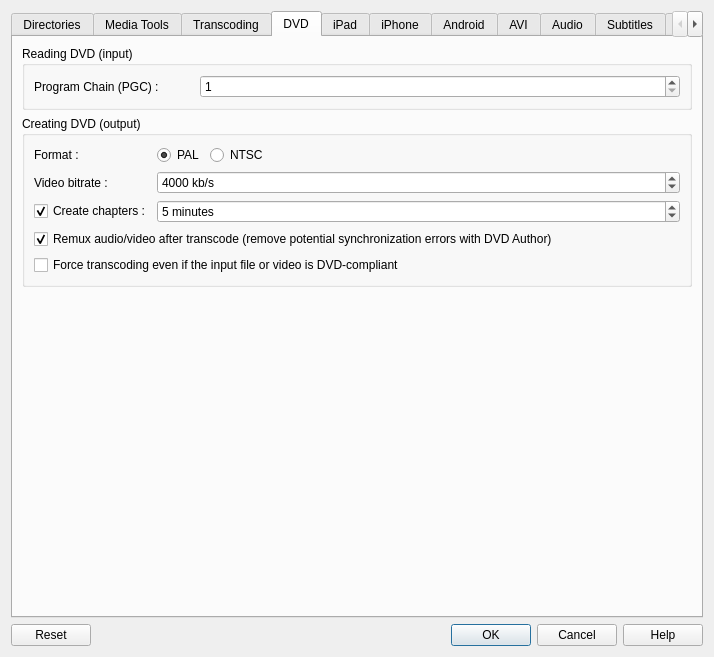
Above: src/QtlMovie/QtlMovieEditSettings.ui from qtlmovie/qtlmovie before the change. Below: the same form after it.
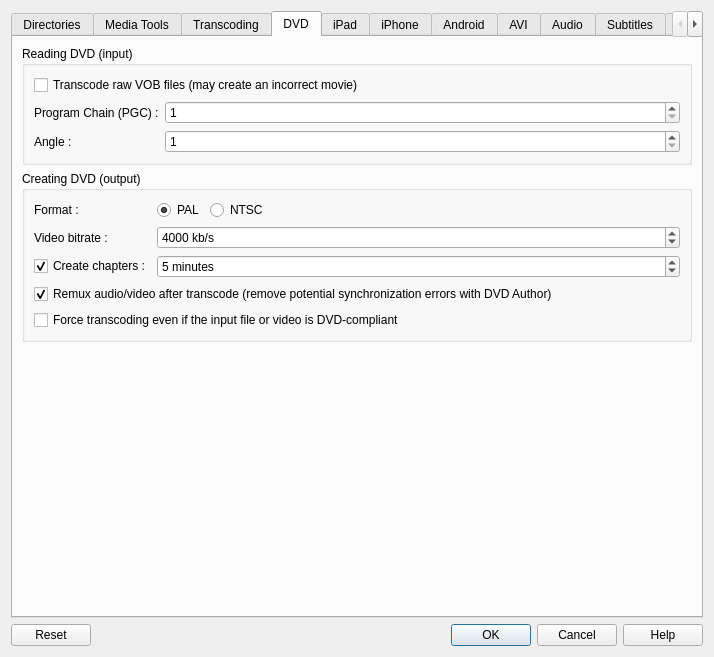
That is the form after the change. The open tabs and pages were chosen to show the change. Icons and pictures are not drawn. Custom widgets are drawn as their Qt base class.

Commit message: More latent support for DVD PGC and angle selection.

```diff
--- a/src/QtlMovie/QtlMovieEditSettings.ui
+++ b/src/QtlMovie/QtlMovieEditSettings.ui
@@ -538,24 +538,31 @@
       <layout class="QVBoxLayout" name="layoutDvdTab">
        <item>
         <widget class="QGroupBox" name="boxReadingDvd">
+         <property name="sizePolicy">
+          <sizepolicy hsizetype="Preferred" vsizetype="Preferred">
+           <horstretch>0</horstretch>
+           <verstretch>0</verstretch>
+          </sizepolicy>
+         </property>
          <property name="title">
           <string>Reading DVD (input)</string>
          </property>
          <layout class="QGridLayout" name="layoutDvdInput">
-          <item row="0" column="0">
+          <item row="0" column="0" colspan="2">
+           <widget class="QCheckBox" name="checkTranscodeRawVob">
+            <property name="text">
+             <string>Transcode raw VOB files (may create an incorrect movie)</string>
+            </property>
+           </widget>
+          </item>
+          <item row="1" column="0">
            <widget class="QLabel" name="labelDvdProgramChain">
-            <property name="sizePolicy">
-             <sizepolicy hsizetype="Minimum" vsizetype="Preferred">
-              <horstretch>0</horstretch>
-              <verstretch>0</verstretch>
-             </sizepolicy>
-            </property>
             <property name="text">
              <string>Program Chain (PGC) :</string>
             </property>
            </widget>
           </item>
-          <item row="0" column="1" colspan="3">
+          <item row="1" column="1">
            <widget class="QSpinBox" name="spinDvdProgramChain">
             <property name="sizePolicy">
              <sizepolicy hsizetype="Expanding" vsizetype="Fixed">
@@ -577,6 +584,29 @@
             </property>
            </widget>
           </item>
+          <item row="2" column="0">
+           <widget class="QLabel" name="labelDvdAngle">
+            <property name="text">
+             <string>Angle :</string>
+            </property>
+           </widget>
+          </item>
+          <item row="2" column="1">
+           <widget class="QSpinBox" name="spinDvdAngle">
+            <property name="sizePolicy">
+             <sizepolicy hsizetype="Expanding" vsizetype="Fixed">
+              <horstretch>0</horstretch>
+              <verstretch>0</verstretch>
+             </sizepolicy>
+            </property>
+            <property name="minimum">
+             <number>1</number>
+            </property>
+            <property name="maximum">
+             <number>256</number>
+            </property>
+           </widget>
+          </item>
          </layout>
         </widget>
        </item>
```
Left out of the diff: 80 changed lines with no effect on the pictures. The commit also changes 26 other files.
